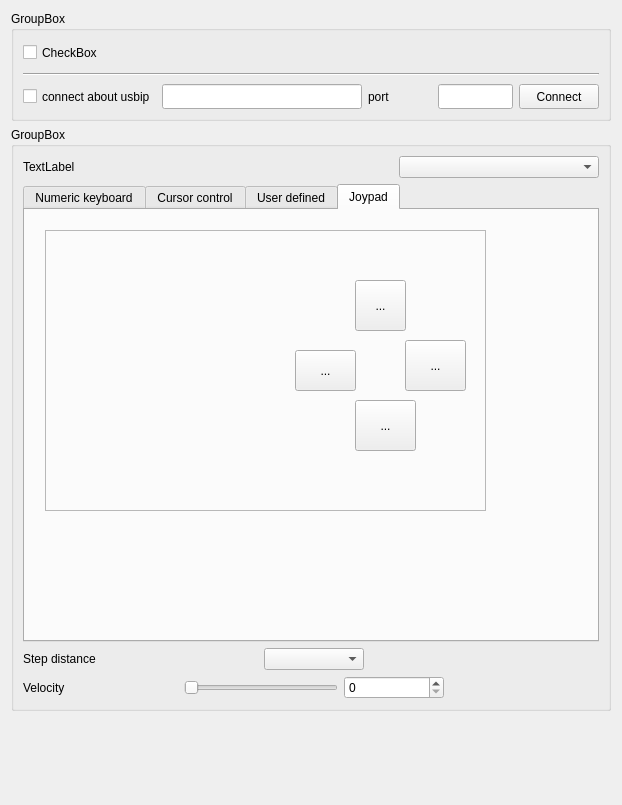
Qt form sources/forms/sControl.ui (eduard-x/cnc-qt) before a commit.
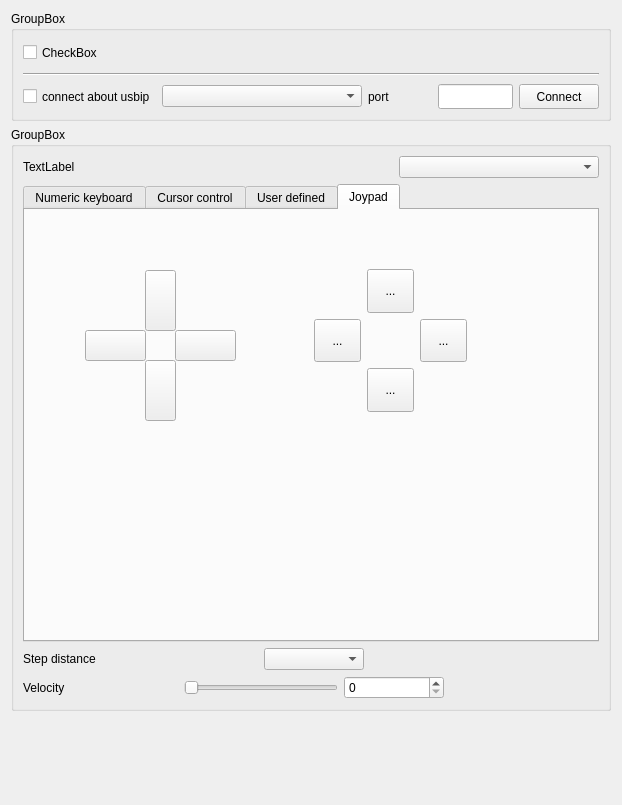
The same form after that commit.

Commit message: gamepad buttons

Diff of the .ui file:
```diff
--- a/sources/forms/sControl.ui
+++ b/sources/forms/sControl.ui
@@ -23,7 +23,7 @@
    <item row="0" column="0">
     <widget class="QGroupBox" name="groupRemote">
      <property name="sizePolicy">
-      <sizepolicy hsizetype="MinimumExpanding" vsizetype="MinimumExpanding">
+      <sizepolicy hsizetype="MinimumExpanding" vsizetype="Minimum">
        <horstretch>0</horstretch>
        <verstretch>0</verstretch>
       </sizepolicy>
@@ -92,9 +92,9 @@
          </widget>
         </item>
         <item>
-         <widget class="QLineEdit" name="lineEditIP">
+         <widget class="QComboBox" name="comboBoxIP">
           <property name="sizePolicy">
-           <sizepolicy hsizetype="Minimum" vsizetype="Minimum">
+           <sizepolicy hsizetype="Minimum" vsizetype="Fixed">
             <horstretch>0</horstretch>
             <verstretch>0</verstretch>
            </sizepolicy>
@@ -102,7 +102,7 @@
           <property name="minimumSize">
            <size>
             <width>200</width>
-            <height>25</height>
+            <height>0</height>
            </size>
           </property>
          </widget>
@@ -1307,68 +1307,162 @@
          <widget class="QFrame" name="frame">
           <property name="geometry">
            <rect>
+            <x>280</x>
+            <y>50</y>
+            <width>171</width>
+            <height>161</height>
+           </rect>
+          </property>
+          <property name="frameShape">
+           <enum>QFrame::NoFrame</enum>
+          </property>
+          <property name="frameShadow">
+           <enum>QFrame::Raised</enum>
+          </property>
+          <layout class="QGridLayout" name="gridLayout_2">
+           <item row="0" column="1">
+            <widget class="QToolButton" name="toolButtonA">
+             <property name="minimumSize">
+              <size>
+               <width>30</width>
+               <height>30</height>
+              </size>
+             </property>
+             <property name="maximumSize">
+              <size>
+               <width>60</width>
+               <height>60</height>
+              </size>
+             </property>
+             <property name="text">
+              <string>...</string>
+             </property>
+            </widget>
+           </item>
+           <item row="1" column="0">
+            <widget class="QToolButton" name="toolButtonB">
+             <property name="minimumSize">
+              <size>
+               <width>30</width>
+               <height>30</height>
+              </size>
+             </property>
+             <property name="maximumSize">
+              <size>
+               <width>60</width>
+               <height>60</height>
+              </size>
+             </property>
+             <property name="text">
+              <string>...</string>
+             </property>
+            </widget>
+           </item>
+           <item row="1" column="2">
+            <widget class="QToolButton" name="toolButtonC">
+             <property name="minimumSize">
+              <size>
+               <width>30</width>
+               <height>30</height>
+              </size>
+             </property>
+             <property name="maximumSize">
+              <size>
+               <width>60</width>
+               <height>60</height>
+              </size>
+             </property>
+             <property name="text">
+              <string>...</string>
+             </property>
+            </widget>
+           </item>
+           <item row="2" column="1">
+            <widget class="QToolButton" name="toolButtonD">
+             <property name="minimumSize">
+              <size>
+               <width>30</width>
+               <height>30</height>
+              </size>
+             </property>
+             <property name="maximumSize">
+              <size>
+               <width>60</width>
+               <height>60</height>
+              </size>
+             </property>
+             <property name="text">
+              <string>...</string>
+             </property>
+            </widget>
+           </item>
+          </layout>
+         </widget>
+         <widget class="QFrame" name="frame_2">
+          <property name="geometry">
+           <rect>
             <x>20</x>
-            <y>20</y>
-            <width>441</width>
-            <height>281</height>
+            <y>50</y>
+            <width>241</width>
+            <height>181</height>
            </rect>
           </property>
           <property name="frameShape">
-           <enum>QFrame::StyledPanel</enum>
+           <enum>QFrame::NoFrame</enum>
           </property>
           <property name="frameShadow">
            <enum>QFrame::Raised</enum>
           </property>
-          <widget class="QToolButton" name="toolButtonA">
+          <widget class="QPushButton" name="pushButtonUp">
            <property name="geometry">
             <rect>
-             <x>310</x>
-             <y>50</y>
-             <width>51</width>
-             <height>51</height>
+             <x>100</x>
+             <y>10</y>
+             <width>31</width>
+             <height>61</height>
             </rect>
            </property>
            <property name="text">
-            <string>...</string>
+            <string/>
            </property>
           </widget>
-          <widget class="QToolButton" name="toolButtonC">
+          <widget class="QPushButton" name="pushButtonDn">
            <property name="geometry">
             <rect>
-             <x>360</x>
-             <y>110</y>
-             <width>61</width>
-             <height>51</height>
+             <x>100</x>
+             <y>100</y>
+             <width>31</width>
+             <height>61</height>
             </rect>
            </property>
            <property name="text">
-            <string>...</string>
+            <string/>
            </property>
           </widget>
-          <widget class="QToolButton" name="toolButtonB">
+          <widget class="QPushButton" name="pushButtonRt">
            <property name="geometry">
             <rect>
-             <x>250</x>
-             <y>120</y>
+             <x>130</x>
+             <y>70</y>
              <width>61</width>
-             <height>41</height>
+             <height>31</height>
             </rect>
            </property>
            <property name="text">
-            <string>...</string>
+            <string/>
            </property>
           </widget>
-          <widget class="QToolButton" name="toolButtonD">
+          <widget class="QPushButton" name="pushButtonLf">
            <property name="geometry">
             <rect>
-             <x>310</x>
-             <y>170</y>
+             <x>40</x>
+             <y>70</y>
              <width>61</width>
-             <height>51</height>
+             <height>31</height>
             </rect>
            </property>
            <property name="text">
-            <string>...</string>
+            <string/>
            </property>
           </widget>
          </widget>
```
The commit also changes 2 other files.
